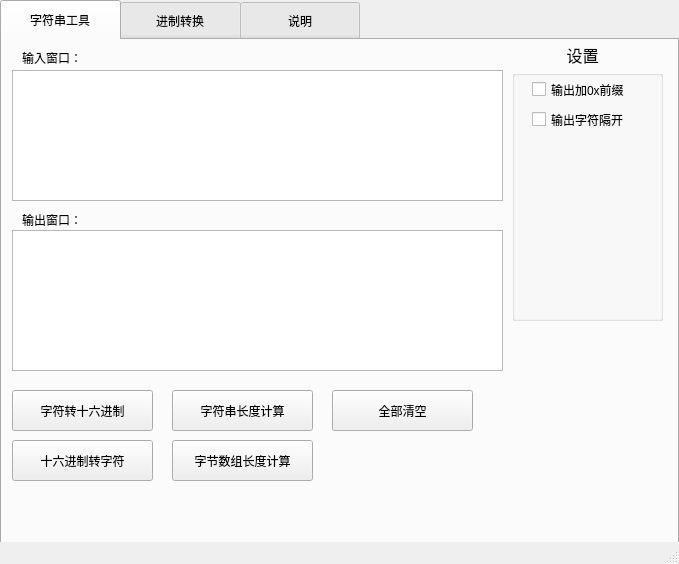
First picture: the form in programmer_calculator/mainwindow.ui, repository a2570944729/programmer_calculator, before the edit.
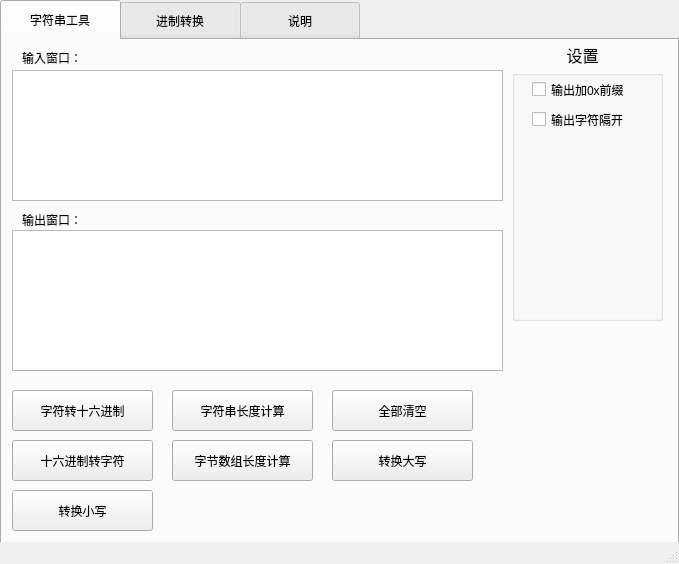
Second picture: the form after the edit. The open tabs and pages were chosen to show the change.

Commit message: 增加大小写转换功能，去掉获取图标报错

Diff of the .ui file:
```diff
--- a/programmer_calculator/mainwindow.ui
+++ b/programmer_calculator/mainwindow.ui
@@ -249,6 +249,32 @@
        <string>输出窗口：</string>
       </property>
      </widget>
+     <widget class="QPushButton" name="set_uppercase">
+      <property name="geometry">
+       <rect>
+        <x>330</x>
+        <y>400</y>
+        <width>141</width>
+        <height>41</height>
+       </rect>
+      </property>
+      <property name="text">
+       <string>转换大写</string>
+      </property>
+     </widget>
+     <widget class="QPushButton" name="set_lowercase">
+      <property name="geometry">
+       <rect>
+        <x>10</x>
+        <y>450</y>
+        <width>141</width>
+        <height>41</height>
+       </rect>
+      </property>
+      <property name="text">
+       <string>转换小写</string>
+      </property>
+     </widget>
      <zorder>set</zorder>
      <zorder>hex_to_string</zorder>
      <zorder>output_page_1</zorder>
```
Left out of the diff: 2 changed lines with no effect on the pictures. The commit also changes 6 other files.
